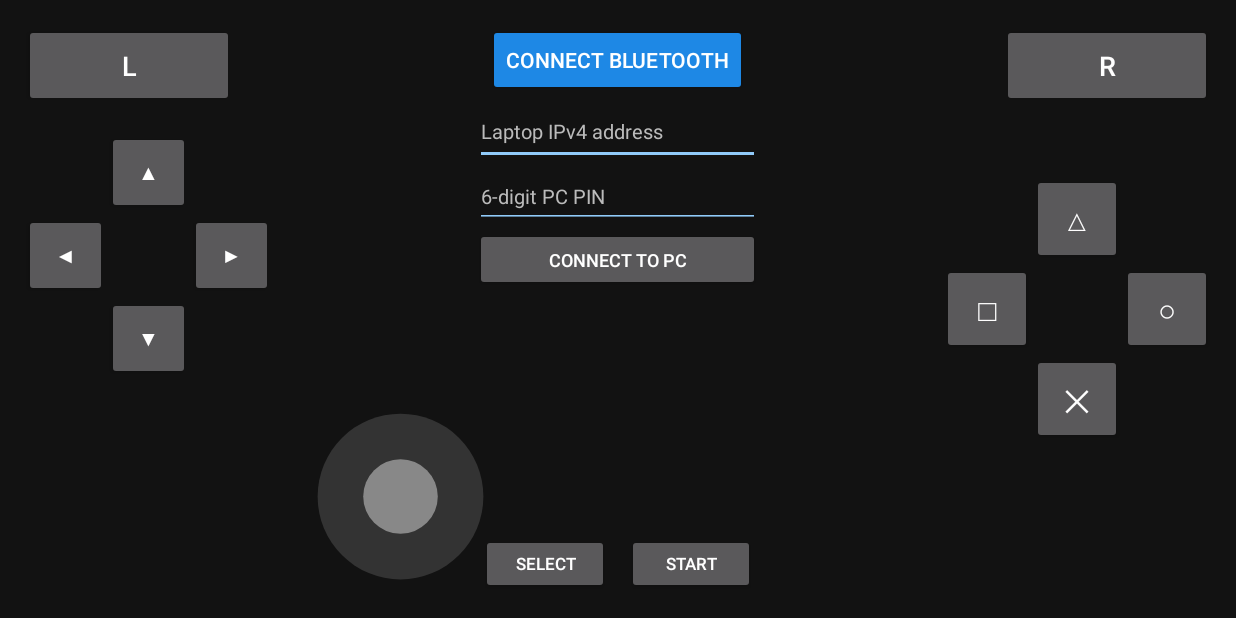
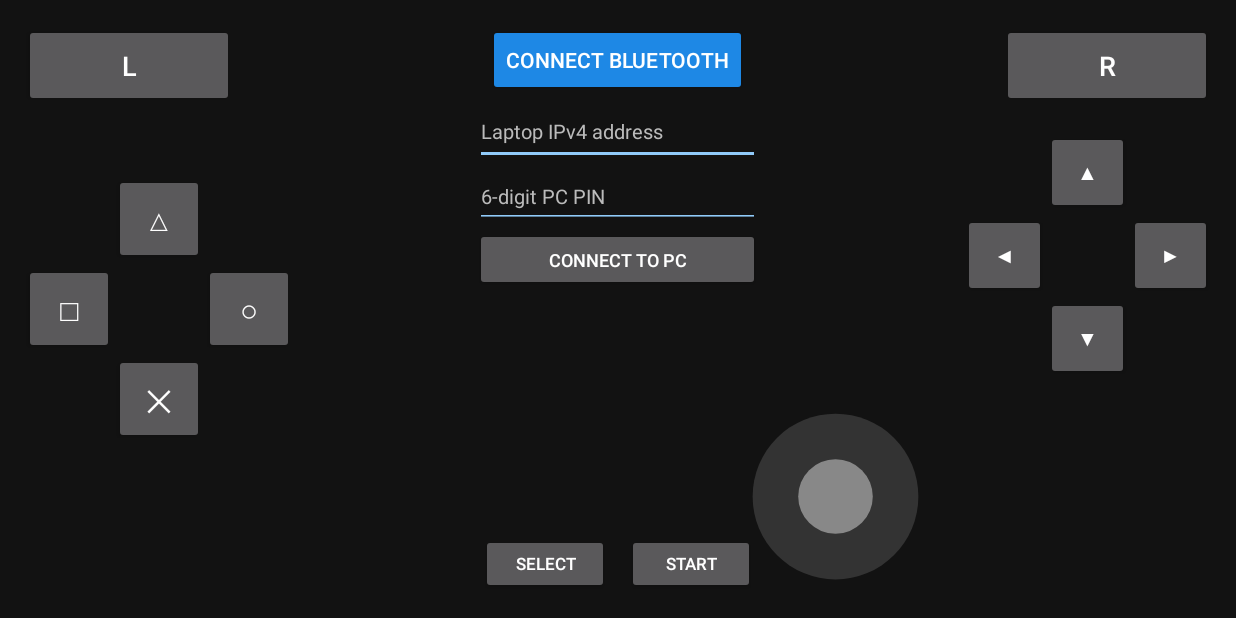
Before and after one commit to Dot-farm/psp-bt-controller, an Android app: the screen it shows after launch (MainActivity), on a phone screen of 824 x 412 dp (held sideways). Run offline under Robolectric (Android 15) with nearby library versions, the phone set to English and light mode, and no system bars.

Commit message:
Move D-pad to right side of controller layout

```diff
--- a/app/src/main/res/layout/activity_main.xml
+++ b/app/src/main/res/layout/activity_main.xml
@@ -75,8 +75,8 @@
         android:id="@+id/dpadGrid"
         android:layout_width="wrap_content"
         android:layout_height="wrap_content"
-        android:layout_alignParentStart="true"
-        android:layout_below="@id/btnL"
+        android:layout_alignParentEnd="true"
+        android:layout_below="@id/btnR"
         android:layout_marginTop="16dp"
         android:columnCount="3"
         android:rowCount="3">
@@ -99,8 +99,8 @@
         android:layout_width="130dp"
         android:layout_height="130dp"
         android:layout_alignParentBottom="true"
-        android:layout_toEndOf="@id/dpadGrid"
-        android:layout_marginStart="20dp" />
+        android:layout_toStartOf="@id/dpadGrid"
+        android:layout_marginEnd="20dp" />
 
     <LinearLayout
         android:layout_width="wrap_content"
@@ -128,7 +128,7 @@
     <GridLayout
         android:layout_width="wrap_content"
         android:layout_height="wrap_content"
-        android:layout_alignParentEnd="true"
+        android:layout_alignParentStart="true"
         android:layout_centerVertical="true"
         android:columnCount="3"
         android:rowCount="3">
```
